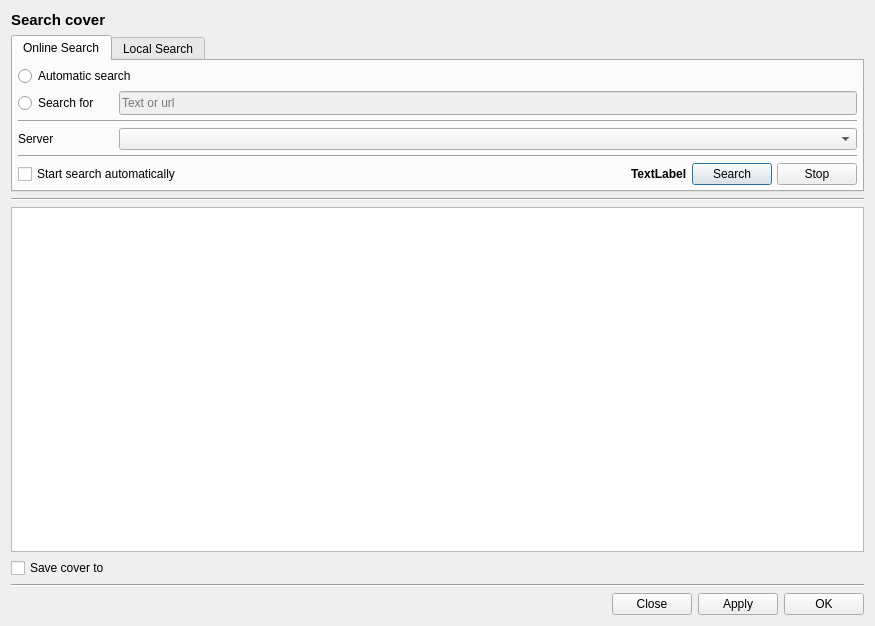
Before: the Qt Designer form src/Gui/Covers/GUI_AlternativeCovers.ui in Inferno214221/sayonara-player, drawn with Qt 5.
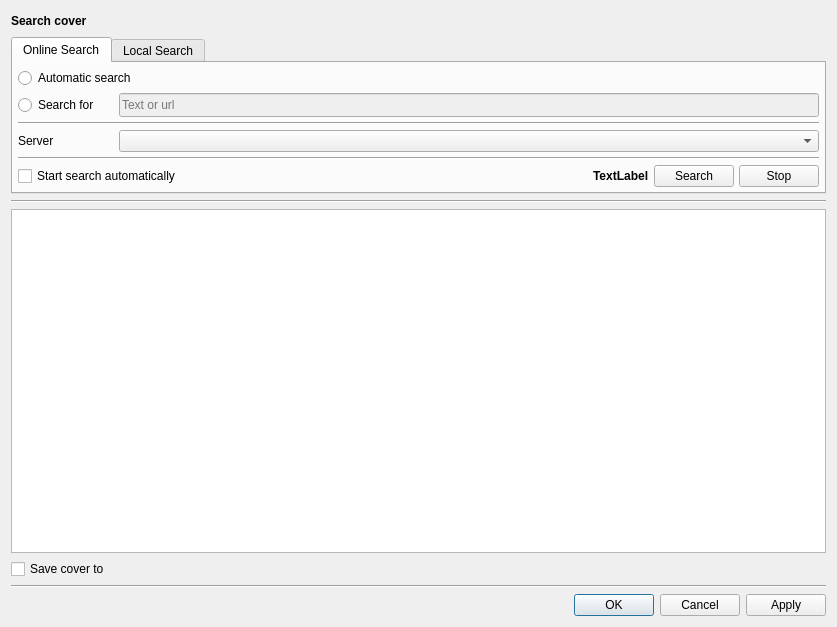
After: the same form once the commit is applied. Custom widgets are drawn as their Qt base class.

Commit message: GUI Alternative Cover update

What changed in the file:
```diff
--- a/src/Gui/Covers/GUI_AlternativeCovers.ui
+++ b/src/Gui/Covers/GUI_AlternativeCovers.ui
@@ -6,8 +6,8 @@
    <rect>
     <x>0</x>
     <y>0</y>
-    <width>875</width>
-    <height>626</height>
+    <width>837</width>
+    <height>627</height>
    </rect>
   </property>
   <property name="windowTitle">
@@ -241,20 +241,6 @@
      </property>
     </widget>
    </item>
-   <item row="0" column="0">
-    <widget class="QLabel" name="labTitle">
-     <property name="font">
-      <font>
-       <pointsize>11</pointsize>
-       <weight>75</weight>
-       <bold>true</bold>
-      </font>
-     </property>
-     <property name="text">
-      <string>Search cover</string>
-     </property>
-    </widget>
-   </item>
    <item row="5" column="0">
     <layout class="QHBoxLayout" name="horizontalLayout_2">
      <item>
@@ -280,9 +266,29 @@
     </layout>
    </item>
    <item row="7" column="0">
+    <widget class="QDialogButtonBox" name="buttonBox">
+     <property name="standardButtons">
+      <set>QDialogButtonBox::Apply|QDialogButtonBox::Cancel|QDialogButtonBox::Ok</set>
+     </property>
+    </widget>
+   </item>
+   <item row="0" column="0">
     <layout class="QHBoxLayout" name="horizontalLayout">
      <item>
-      <spacer name="horizontalSpacer_2">
+      <widget class="QLabel" name="labTitle">
+       <property name="font">
+        <font>
+         <weight>75</weight>
+         <bold>true</bold>
+        </font>
+       </property>
+       <property name="text">
+        <string>Search cover</string>
+       </property>
+      </widget>
+     </item>
+     <item>
+      <spacer name="horizontalSpacer">
        <property name="orientation">
         <enum>Qt::Horizontal</enum>
        </property>
@@ -294,39 +300,6 @@
        </property>
       </spacer>
      </item>
-     <item>
-      <widget class="QPushButton" name="btnClose">
-       <property name="focusPolicy">
-        <enum>Qt::StrongFocus</enum>
-       </property>
-       <property name="text">
-        <string notr="true">Close</string>
-       </property>
-      </widget>
-     </item>
-     <item>
-      <widget class="QPushButton" name="btnApply">
-       <property name="text">
-        <string notr="true">Apply</string>
-       </property>
-      </widget>
-     </item>
-     <item>
-      <widget class="QPushButton" name="btnOk">
-       <property name="focusPolicy">
-        <enum>Qt::StrongFocus</enum>
-       </property>
-       <property name="text">
-        <string notr="true">OK</string>
-       </property>
-       <property name="iconSize">
-        <size>
-         <width>16</width>
-         <height>16</height>
-        </size>
-       </property>
-      </widget>
-     </item>
     </layout>
    </item>
    <item row="3" column="0">
```
Left out of the diff: 14 changed lines with no effect on the pictures. The commit also changes 2 other files.
